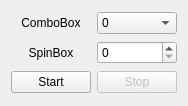
Old version of the form PlugIns/BasicNodes/TemplateEmbeddedWidget.ui in the repository pbunnun/CVisualDevTool_Community.
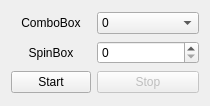
New version of the form.

What changed in the file:
```diff
--- a/PlugIns/BasicNodes/TemplateEmbeddedWidget.ui
+++ b/PlugIns/BasicNodes/TemplateEmbeddedWidget.ui
@@ -6,7 +6,7 @@
    <rect>
     <x>0</x>
     <y>0</y>
-    <width>184</width>
+    <width>210</width>
     <height>106</height>
    </rect>
   </property>
```
Left out of the diff: 2 changed lines with no effect on the pictures.
